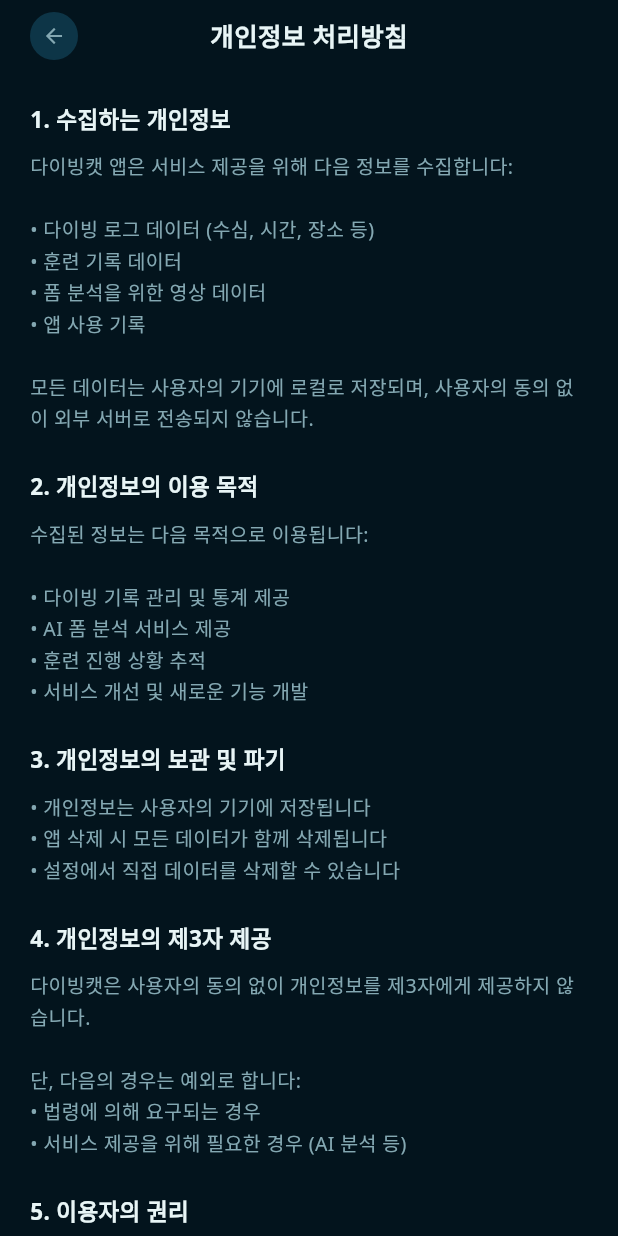
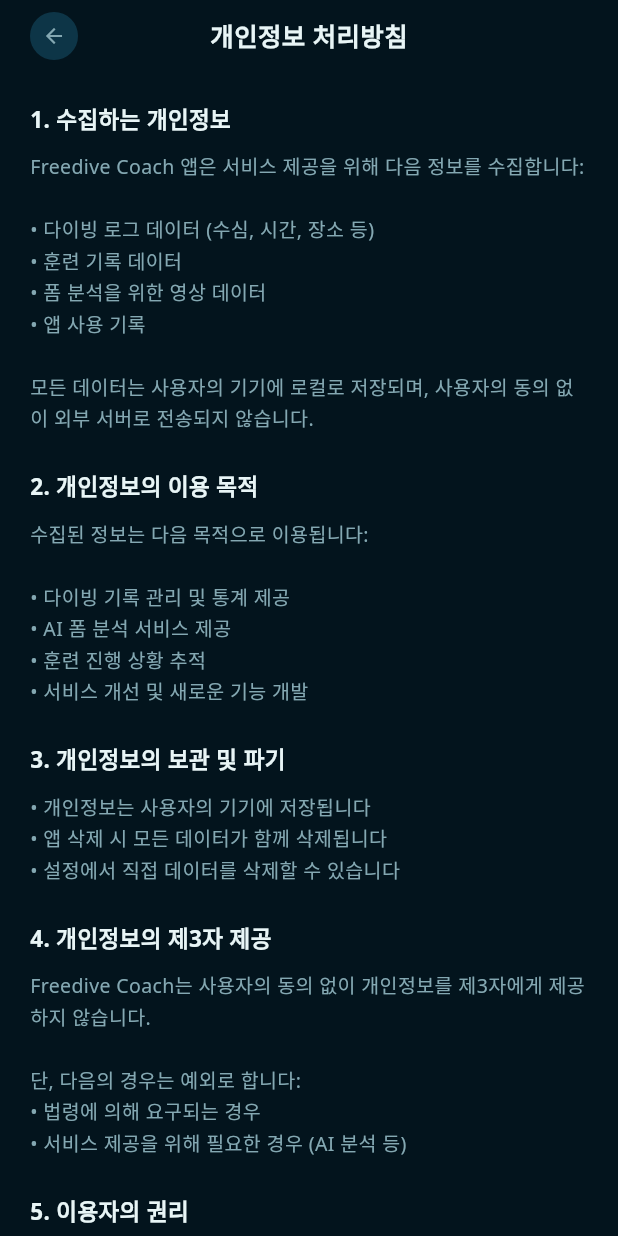
Before and after one commit to elain2/freedive_coach_app, a Flutter app: the LegalScreen screen opened directly, on a phone screen of 412 x 824 dp. Run offline on Flutter 3.47's test engine with Material 3 defaults, Android fonts, the phone set to English and light mode, and no system bars; our stand-ins replace audioplayers, file_picker, fl_chart, flutter_dotenv, google_fonts, image_picker and 7 more; missing offline and left inert: video_thumbnail; accounts and stored records are empty.

Commit message:
Rename app from 다이빙캣 to Freedive Coach
Update app display name across all platforms and source files including
Android manifest, iOS Info.plist, and Korean text references in settings,
help, and legal screens.

Co-Authored-By: Claude Opus 4.5 <noreply@anthropic.com>

```diff
--- a/freedive_coach/lib/main.dart
+++ b/freedive_coach/lib/main.dart
@@ -29,7 +29,7 @@ class FreeDiveCoachApp extends StatelessWidget {
   @override
   Widget build(BuildContext context) {
     return MaterialApp(
-      title: '다이빙캣',
+      title: 'Freedive Coach',
       debugShowCheckedModeBanner: false,
       theme: AppTheme.darkTheme,
       home: const MainScreen(),
--- a/freedive_coach/lib/screens/help_screen.dart
+++ b/freedive_coach/lib/screens/help_screen.dart
@@ -199,7 +199,7 @@ class HelpScreen extends StatelessWidget {
                 context,
                 Icons.chat_bubble_outline,
                 '카카오톡 문의',
-                '@다이빙캣',
+                '@FreediveCoach',
               ),
               const Divider(color: AppColors.line, height: 24),
               _buildContactItem(
--- a/freedive_coach/lib/screens/legal_screen.dart
+++ b/freedive_coach/lib/screens/legal_screen.dart
@@ -62,7 +62,7 @@ class LegalScreen extends StatelessWidget {
       crossAxisAlignment: CrossAxisAlignment.start,
       children: [
         _buildSection('1. 수집하는 개인정보', '''
-다이빙캣 앱은 서비스 제공을 위해 다음 정보를 수집합니다:
+Freedive Coach 앱은 서비스 제공을 위해 다음 정보를 수집합니다:
 
 • 다이빙 로그 데이터 (수심, 시간, 장소 등)
 • 훈련 기록 데이터
@@ -85,7 +85,7 @@ class LegalScreen extends StatelessWidget {
 • 설정에서 직접 데이터를 삭제할 수 있습니다
 '''),
         _buildSection('4. 개인정보의 제3자 제공', '''
-다이빙캣은 사용자의 동의 없이 개인정보를 제3자에게 제공하지 않습니다.
+Freedive Coach는 사용자의 동의 없이 개인정보를 제3자에게 제공하지 않습니다.
 
 단, 다음의 경우는 예외로 합니다:
 • 법령에 의해 요구되는 경우
@@ -120,7 +120,7 @@ class LegalScreen extends StatelessWidget {
       crossAxisAlignment: CrossAxisAlignment.start,
       children: [
         _buildSection('1. 서비스 개요', '''
-다이빙캣은 프리다이빙 훈련 및 기록 관리를 위한 앱 서비스입니다.
+Freedive Coach는 프리다이빙 훈련 및 기록 관리를 위한 앱 서비스입니다.
 
 본 서비스는 다음 기능을 제공합니다:
 • 다이빙 로그 기록 및 관리
@@ -145,7 +145,7 @@ class LegalScreen extends StatelessWidget {
 • 서비스 운영을 방해한 경우
 '''),
         _buildSection('4. 면책 조항', '''
-다이빙캣은 다음 사항에 대해 책임지지 않습니다:
+Freedive Coach는 다음 사항에 대해 책임지지 않습니다:
 
 • 사용자의 귀책 사유로 인한 서비스 장애
 • 천재지변 등 불가항력으로 인한 서비스 중단
@@ -155,7 +155,7 @@ class LegalScreen extends StatelessWidget {
 주의: 본 앱은 훈련 보조 도구이며, 실제 다이빙 시에는 반드시 공인된 교육 기관의 지침을 따르고 안전 수칙을 준수하세요.
 '''),
         _buildSection('5. 저작권', '''
-다이빙캣 앱의 모든 콘텐츠에 대한 저작권은 다이빙캣에 있습니다.
+Freedive Coach 앱의 모든 콘텐츠에 대한 저작권은 Freedive Coach에 있습니다.
 
 • 앱 디자인 및 UI
 • 로고 및 브랜드 자산
--- a/freedive_coach/lib/screens/settings_screen.dart
+++ b/freedive_coach/lib/screens/settings_screen.dart
@@ -312,7 +312,7 @@ class _SettingsScreenState extends State<SettingsScreen> {
       child: Column(
         children: [
           Text(
-            '다이빙캣',
+            'Freedive Coach',
             style: AppTextStyles.bodySmall.copyWith(color: AppColors.muted),
           ),
           const SizedBox(height: 4),
@@ -689,7 +689,7 @@ class _SettingsScreenState extends State<SettingsScreen> {
               ),
             ),
             const SizedBox(width: 12),
-            Text('다이빙캣', style: AppTextStyles.titleSmall),
+            Text('Freedive Coach', style: AppTextStyles.titleSmall),
           ],
         ),
         content: Column(
@@ -705,7 +705,7 @@ class _SettingsScreenState extends State<SettingsScreen> {
             Text('빌드: 2024.01', style: AppTextStyles.bodySmall),
             const SizedBox(height: 16),
             Text(
-              '© 2024 다이빙캣 팀',
+              '© 2024 Freedive Coach',
               style: AppTextStyles.caption.copyWith(color: AppColors.muted),
             ),
           ],
```
Also changed, not shown: 2 other files.
